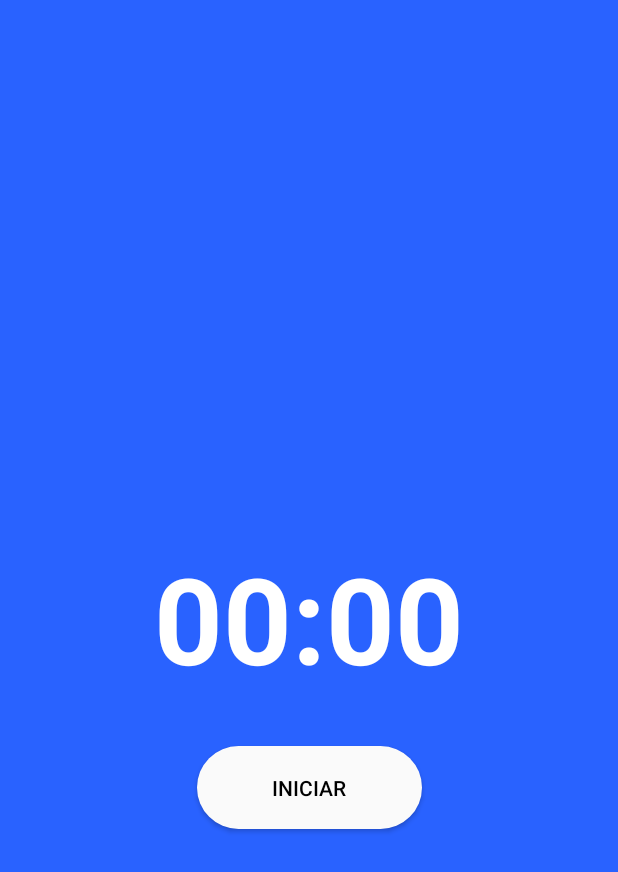
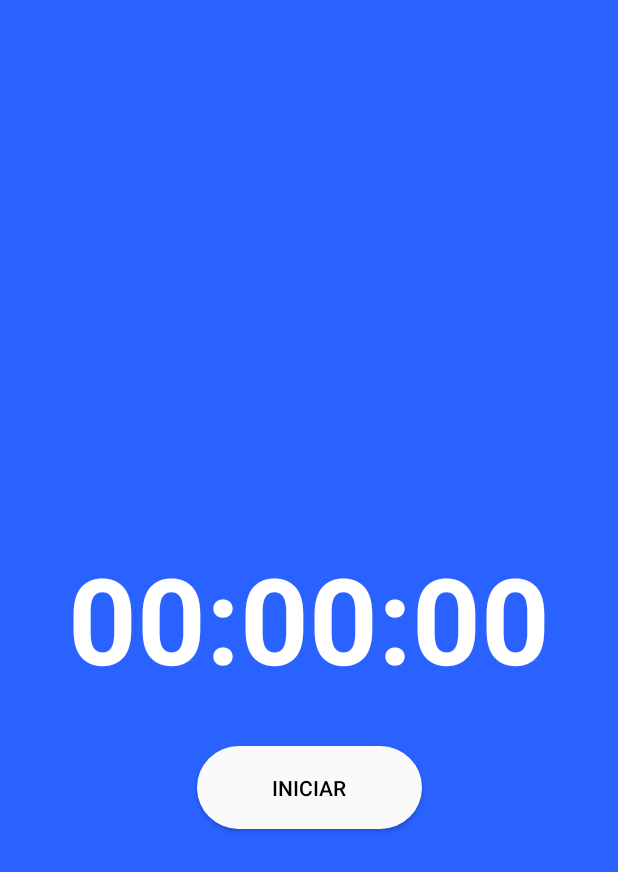
Before and after one commit to alejandroBrb/CountDownApp, an Android app: the screen it shows after launch (MainActivity), on a phone screen of 412 x 824 dp. Shown: the top 872 px of the screen. Run offline under Robolectric (Android 15) with nearby library versions, the phone set to English and light mode, and no system bars; our stand-ins replace Timber.

```diff
--- a/app/build.gradle
+++ b/app/build.gradle
@@ -3,6 +3,8 @@ apply plugin: 'com.android.application'
 apply plugin: 'kotlin-android'
 
 apply plugin: 'kotlin-android-extensions'
+
+apply from: '../quality/git-hooks.gradle'
 
 android {
     compileSdkVersion 28
--- a/app/src/main/java/com/alejandrobrb/countdown/PresenterContract.kt
+++ b/app/src/main/java/com/alejandrobrb/countdown/PresenterContract.kt
@@ -5,4 +5,8 @@ package com.alejandrobrb.countdown
  */
 interface PresenterContract {
     fun <V : ViewContract> init(view: V)
+
+    fun onAttach()
+
+    fun onDetach()
 }
--- a/app/src/main/java/com/alejandrobrb/countdown/main/MainActivity.kt
+++ b/app/src/main/java/com/alejandrobrb/countdown/main/MainActivity.kt
@@ -16,8 +16,14 @@ class MainActivity : AppCompatActivity(), MainContract.View {
         setupWidgets()
     }
 
+    override fun onResume() {
+        super.onResume()
+        mainPresenter.onAttach()
+    }
+
     override fun onPause() {
         super.onPause()
+        mainPresenter.onDetach()
     }
 
     override fun initializePresenter() {
--- a/app/src/main/java/com/alejandrobrb/countdown/main/MainPresenter.kt
+++ b/app/src/main/java/com/alejandrobrb/countdown/main/MainPresenter.kt
@@ -3,6 +3,7 @@ package com.alejandrobrb.countdown.main
 import com.alejandrobrb.countdown.CountDownCallback
 import com.alejandrobrb.countdown.TimerImpl
 import com.alejandrobrb.countdown.ViewContract
+import timber.log.Timber
 
 /**
  * @author Alejandro Barba on 2/16/19.
@@ -24,6 +25,14 @@ class MainPresenter : MainContract.Presenter {
         this.view = view as MainContract.View
     }
 
+    override fun onAttach() {
+        Timber.d("Recover time left")
+    }
+
+    override fun onDetach() {
+        Timber.d("Save time left")
+    }
+
     override fun dispatchTimerAction() {
         mTimer?.let { timer ->
             if (timer.isRunning) {
--- a/app/src/main/res/values/strings.xml
+++ b/app/src/main/res/values/strings.xml
@@ -3,5 +3,5 @@
 
     <string name="main_activity_action_start_count_down">Iniciar</string>
 
-    <string name="main_activity_text_count_down_place_holder">00:00</string>
+    <string name="main_activity_text_count_down_place_holder">00:00:00</string>
 </resources>
--- a/quality/git-hooks.gradle
+++ b/quality/git-hooks.gradle
@@ -4,8 +4,8 @@ static def isLinuxOrMacOs() {
 }
 
 task copyGitHooks(type: Copy) {
-    description 'Copies the git hooks from team-zubut/git-hooks to the .git folder.'
-    from("${rootDir}/qualitiy/git-hooks/") {
+    description 'Copies the git hooks from /git-hooks to the .git folder.'
+    from("${rootDir}/quality/git-hooks/") {
         include '**/*.sh'
         rename '(.*).sh', '$1'
     }
@@ -14,7 +14,7 @@ task copyGitHooks(type: Copy) {
 }
 
 task installGitHooks(type: Exec) {
-    description 'Installs the pre-commit git hooks from team-zubut/git-hooks.'
+    description 'Installs the pre-commit git hooks from /git-hooks.'
     group 'git hooks'
     workingDir rootDir
     commandLine 'chmod'
```
